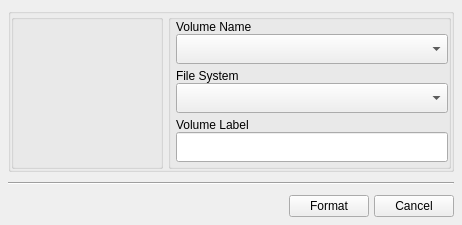
The window that src/ui/quickformat.ui (bit2pixel/quickformat) describes before a commit, drawn with Qt 5.
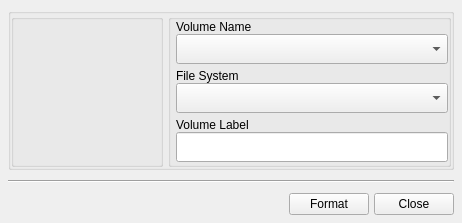
The same window after the commit. Icons and pictures are not drawn.

Patch:
```diff
--- a/src/ui/quickformat.ui
+++ b/src/ui/quickformat.ui
@@ -19,13 +19,13 @@
   <property name="minimumSize">
    <size>
     <width>462</width>
-    <height>0</height>
+    <height>223</height>
    </size>
   </property>
   <property name="maximumSize">
    <size>
     <width>462</width>
-    <height>900</height>
+    <height>223</height>
    </size>
   </property>
   <property name="windowTitle">
@@ -420,7 +420,7 @@
      <item>
       <widget class="QPushButton" name="btn_cancel">
        <property name="text">
-        <string>Cancel</string>
+        <string>Close</string>
        </property>
        <property name="icon">
         <iconset resource="../data/images.qrc">
```
Left out of the diff: 1 changed line with no effect on the pictures.
